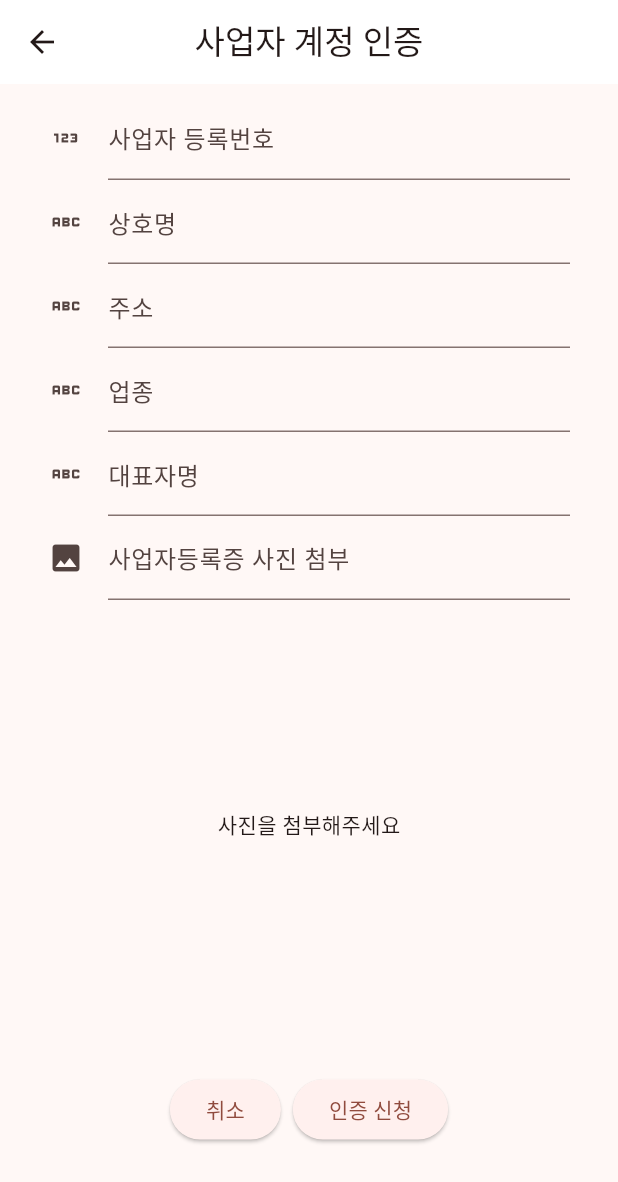
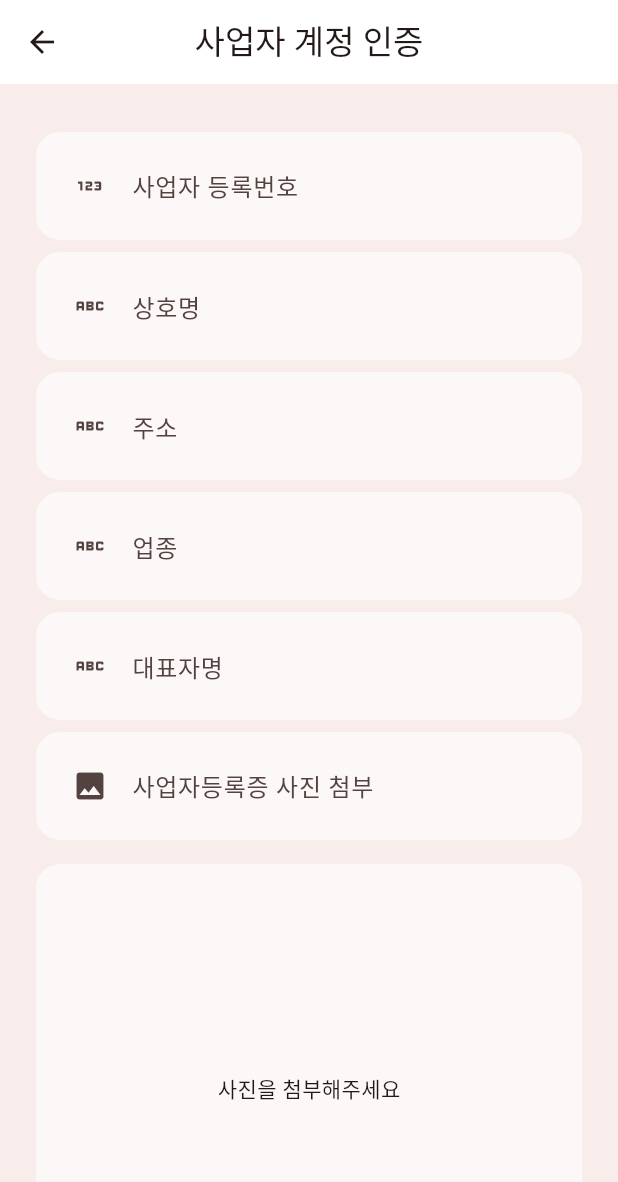
Before and after one commit to JangHyeonu/hackertohn_a, a Flutter app: the BusinessAuthScreen screen opened by its route, on a phone screen of 412 x 824 dp. Shown: the top 1182 px of the screen. Run offline on Flutter 3.47's test engine with Material 3 defaults, Android fonts, the light colour scheme and no system bars; our stand-ins replace cloud_firestore, firebase_auth, firebase_core, firebase_messaging, flutter_dotenv, flutter_riverpod and 10 more; missing offline and left inert: flutter_polyline_points, remedi_kopo; accounts and stored records are empty; statements that could not run were skipped.

Commit message:
UI 수정.. 급한거 끗

```diff
--- a/lib/business/view/business_auth_screen.dart
+++ b/lib/business/view/business_auth_screen.dart
@@ -27,12 +27,22 @@ class _BusinessAuthScreenState extends ConsumerState<BusinessAuthScreen> {
       sideBarOffYn: true,
       title: "사업자 계정 인증",
       child: SingleChildScrollView(
+        child: Container(
+          color: Color(0xffF8EDEB),
           child: Padding(
-          padding: const EdgeInsets.fromLTRB(32, 8, 32, 8),
+            padding: const EdgeInsets.fromLTRB(24, 32, 24, 32),
             child: Column(
               children: [
                 // 사업자 등록번호
-              TextFormField(
+                Padding(
+                  padding: const EdgeInsets.only(bottom: 8.0),
+                  child: Container(
+                    padding: EdgeInsets.fromLTRB(24, 8, 24, 8),
+                    decoration: BoxDecoration(
+                      borderRadius: BorderRadius.all(Radius.circular(16)),
+                      color: Colors.white60
+                    ),
+                    child: TextFormField(
                       onChanged: (value) {
                         state.businessNumber = value;
                       },
@@ -40,55 +50,120 @@ class _BusinessAuthScreenState extends ConsumerState<BusinessAuthScreen> {
                       decoration: const InputDecoration(
                         icon: Icon(Icons.onetwothree),
                         label: Text("사업자 등록번호"),
+                        border: UnderlineInputBorder(
+                          borderSide: BorderSide.none
+                        )
+                      ),
+                    ),
                   ),
                 ),
 
                 // 상호명
-              TextFormField(
+                Padding(
+                  padding: const EdgeInsets.only(bottom: 8.0),
+                  child: Container(
+                    padding: EdgeInsets.fromLTRB(24, 8, 24, 8),
+                    decoration: BoxDecoration(
+                        borderRadius: BorderRadius.all(Radius.circular(16)),
+                        color: Colors.white60
+                    ),
+                    child: TextFormField(
                       onChanged: (value) {
                         state.businessTitle = value;
                       },
                       decoration: const InputDecoration(
                         icon: Icon(Icons.abc),
                         label: Text("상호명"),
+                        border: UnderlineInputBorder(
+                            borderSide: BorderSide.none
+                        )
+                      ),
+                    ),
                   ),
                 ),
 
                 // 주소
-              TextFormField(
+                Padding(
+                  padding: const EdgeInsets.only(bottom: 8.0),
+                  child: Container(
+                    padding: EdgeInsets.fromLTRB(24, 8, 24, 8),
+                    decoration: BoxDecoration(
+                        borderRadius: BorderRadius.all(Radius.circular(16)),
+                        color: Colors.white60
+                    ),
+                    child: TextFormField(
                       onChanged: (value) {
                         state.businessAddress = value;
                       },
                       decoration: const InputDecoration(
                         icon: Icon(Icons.abc),
                         label: Text("주소"),
+                        border: UnderlineInputBorder(
+                            borderSide: BorderSide.none
+                        )
+                      ),
+                    ),
                   ),
                 ),
 
                 // 업종
-              TextFormField(
+                Padding(
+                  padding: const EdgeInsets.only(bottom: 8.0),
+                  child: Container(
+                    padding: EdgeInsets.fromLTRB(24, 8, 24, 8),
+                    decoration: BoxDecoration(
+                        borderRadius: BorderRadius.all(Radius.circular(16)),
+                        color: Colors.white60
+                    ),
+                    child: TextFormField(
                       onChanged: (value) {
                         state.businessCategory = value;
                       },
                       decoration: const InputDecoration(
                         icon: Icon(Icons.abc),
                         label: Text("업종"),
+                        border: UnderlineInputBorder(
+                            borderSide: BorderSide.none
+                        )
+                      ),
+                    ),
                   ),
                 ),
 
                 // 대표자명
-              TextFormField(
+                Padding(
+                  padding: const EdgeInsets.only(bottom: 8.0),
+                  child: Container(
+                    padding: EdgeInsets.fromLTRB(24, 8, 24, 8),
+                    decoration: BoxDecoration(
+                        borderRadius: BorderRadius.all(Radius.circular(16)),
+                        color: Colors.white60
+                    ),
+                    child: TextFormField(
                       onChanged: (value) {
                         state.businessName = value;
                       },
                       decoration: const InputDecoration(
                         icon: Icon(Icons.abc),
                         label: const Text("대표자명"),
+                        border: UnderlineInputBorder(
+                            borderSide: BorderSide.none
+                        )
+                      ),
+                    ),
                   ),
                 ),
 
                 // 첨부 사진
-              TextFormField(
+                Padding(
+                  padding: const EdgeInsets.only(bottom: 16.0),
+                  child: Container(
+                    padding: EdgeInsets.fromLTRB(24, 8, 24, 8),
+                    decoration: BoxDecoration(
+                        borderRadius: BorderRadius.all(Radius.circular(16)),
+                        color: Colors.white60
+                    ),
+                    child: TextFormField(
                       onTap: () async {
                         image = await picker.pickImage(source: ImageSource.gallery);
                         if(image != null) {
@@ -98,14 +173,28 @@ class _BusinessAuthScreenState extends ConsumerState<BusinessAuthScreen> {
                       decoration: const InputDecoration(
                         icon: Icon(Icons.photo),
                         label: Text("사업자등록증 사진 첨부"),
+                        border: UnderlineInputBorder(
+                            borderSide: BorderSide.none
+                        )
                       ),
                       readOnly: true,
                       // readOnly: true,
                     ),
+                  ),
+                ),
+
                 Container(
                   height: MediaQuery.of(context).size.height / 2.75,
-                child: state.businessImagePath == "none" || state.businessImagePath == null ? const Center(child: Text("사진을 첨부해주세요")) : Padding(
-                  padding: const EdgeInsets.fromLTRB(0, 16, 0, 8),
+                  decoration: BoxDecoration(
+                      borderRadius: BorderRadius.all(Radius.circular(16)),
+                      color: Colors.white60
+                  ),
+                  child: state.businessImagePath == "none" || state.businessImagePath == null
+                      ?
+                  const Center(child: Text("사진을 첨부해주세요"))
+                      :
+                  Padding(
+                    padding: const EdgeInsets.all(16),
                     child: Image.file(File(state.businessImagePath ?? "none")),
                   ),
                 ),
@@ -147,6 +236,7 @@ class _BusinessAuthScreenState extends ConsumerState<BusinessAuthScreen> {
             ),
           ),
         ),
+      ),
     );
   }
 }
--- a/lib/event/component/event_list_component.dart
+++ b/lib/event/component/event_list_component.dart
@@ -76,7 +76,7 @@ class EventListComponent extends StatelessWidget {
             ),
             const SizedBox(height: 4),
             Padding(
-              padding: const EdgeInsets.only(bottom: 6.0),
+              padding: const EdgeInsets.only(bottom: 12.0),
               child: Row(
                 mainAxisAlignment: MainAxisAlignment.start,
                 children: [
```
Lines whose indentation alone changed are shown as unchanged.
